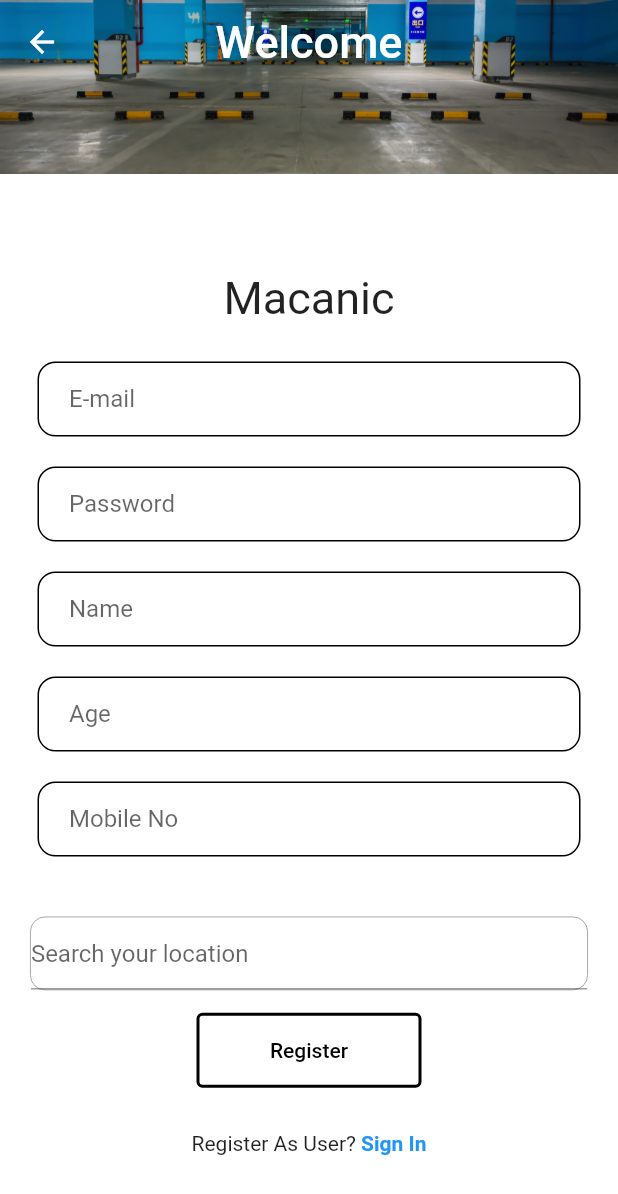
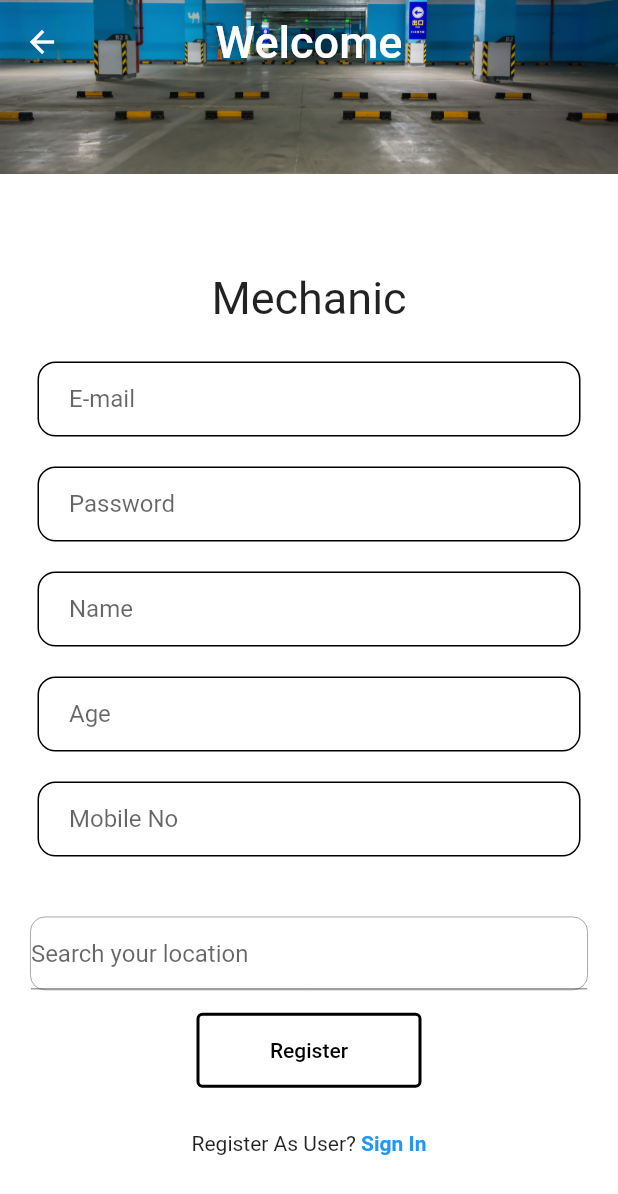
Before and after one commit to Avishkasj/Automobile-mobile-app, a Flutter app: the RegisterPage screen opened directly, swiped to page 2, on a phone screen of 412 x 824 dp. Shown: the top 1194 px of the screen. Run offline on Flutter 3.47's test engine with Material 2 defaults, Android fonts, the phone set to English and light mode, and no system bars; drawn by our look-alikes of google_places_flutter; our stand-ins replace cloud_firestore, firebase_auth, firebase_core; accounts and stored records are empty.

Commit message:
Update register.dart

```diff
--- a/lib/register.dart
+++ b/lib/register.dart
@@ -276,7 +276,7 @@ class _RegisterPageState extends State<RegisterPage> {
               Padding(
                 padding: const EdgeInsets.all(25.0),
                 child: Text(
-                  "Macanic",
+                  "Mechanic",
                   style: TextStyle(
                     fontSize: 30,
                   ),
```
